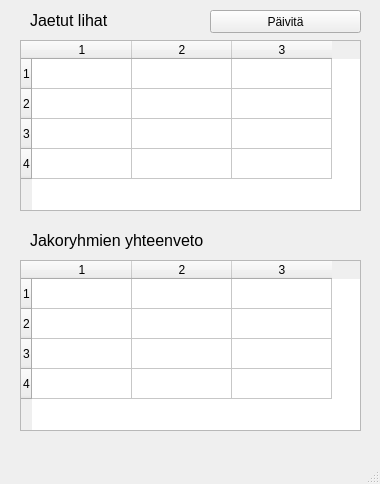
Before: the Qt Designer form groupInfoMainWindow.ui in janlevea/hirviporukka, drawn with Qt 5.
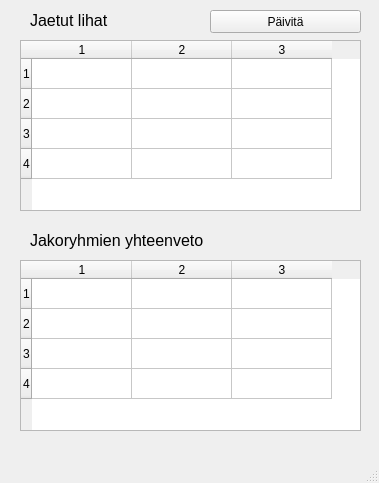
After: the same form once the commit is applied.

Commit message: Test ui compile to py

What changed in the file:
```diff
--- a/groupInfoMainWindow.ui
+++ b/groupInfoMainWindow.ui
@@ -6,8 +6,8 @@
    <rect>
     <x>0</x>
     <y>0</y>
-    <width>380</width>
-    <height>484</height>
+    <width>379</width>
+    <height>483</height>
    </rect>
   </property>
   <property name="windowTitle">
```
Left out of the diff: 4 changed lines with no effect on the pictures. The commit also changes 1 other file.
